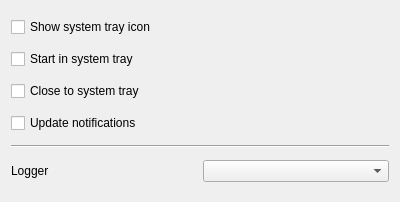
Qt form src/Gui/Preferences/Player/GUI_PlayerPreferences.ui (Inferno214221/sayonara-player) before a commit.
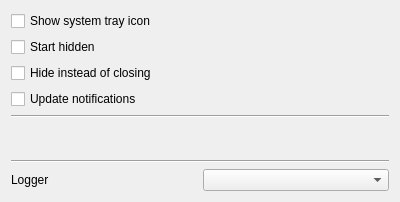
The same form after that commit. Custom widgets are drawn as their Qt base class.

Commit message: #57: Tray icon bug in KDE revisited

Diff of the .ui file:
```diff
--- a/src/Gui/Preferences/Player/GUI_PlayerPreferences.ui
+++ b/src/Gui/Preferences/Player/GUI_PlayerPreferences.ui
@@ -11,10 +11,17 @@
    </rect>
   </property>
   <layout class="QGridLayout" name="gridLayout">
-   <item row="4" column="0">
-    <widget class="QCheckBox" name="cb_update_notifications">
+   <item row="7" column="0">
+    <widget class="Line" name="line">
+     <property name="orientation">
+      <enum>Qt::Horizontal</enum>
+     </property>
+    </widget>
+   </item>
+   <item row="1" column="0">
+    <widget class="QCheckBox" name="cb_start_in_tray">
      <property name="text">
-      <string>Update notifications</string>
+      <string>Start hidden</string>
      </property>
     </widget>
    </item>
@@ -25,14 +32,37 @@
      </property>
     </widget>
    </item>
+   <item row="6" column="0">
+    <widget class="QLabel" name="lab_warning">
+     <property name="font">
+      <font>
+       <weight>75</weight>
+       <bold>true</bold>
+      </font>
+     </property>
+     <property name="text">
+      <string notr="true"/>
+     </property>
+     <property name="wordWrap">
+      <bool>true</bool>
+     </property>
+    </widget>
+   </item>
+   <item row="4" column="0">
+    <widget class="QCheckBox" name="cb_update_notifications">
+     <property name="text">
+      <string>Update notifications</string>
+     </property>
+    </widget>
+   </item>
    <item row="3" column="0">
     <widget class="QCheckBox" name="cb_close_to_tray">
      <property name="text">
-      <string>Close to system tray</string>
+      <string>Hide instead of closing</string>
      </property>
     </widget>
    </item>
-   <item row="6" column="0">
+   <item row="8" column="0">
     <layout class="QHBoxLayout" name="horizontalLayout">
      <item>
       <widget class="QLabel" name="lab_logger">
@@ -47,19 +77,12 @@
     </layout>
    </item>
    <item row="5" column="0">
-    <widget class="Line" name="line">
+    <widget class="Line" name="line_2">
      <property name="orientation">
       <enum>Qt::Horizontal</enum>
      </property>
     </widget>
    </item>
-   <item row="1" column="0">
-    <widget class="QCheckBox" name="cb_start_in_tray">
-     <property name="text">
-      <string>Start in system tray</string>
-     </property>
-    </widget>
-   </item>
   </layout>
  </widget>
  <customwidgets>
```
The commit also changes 7 other files.
